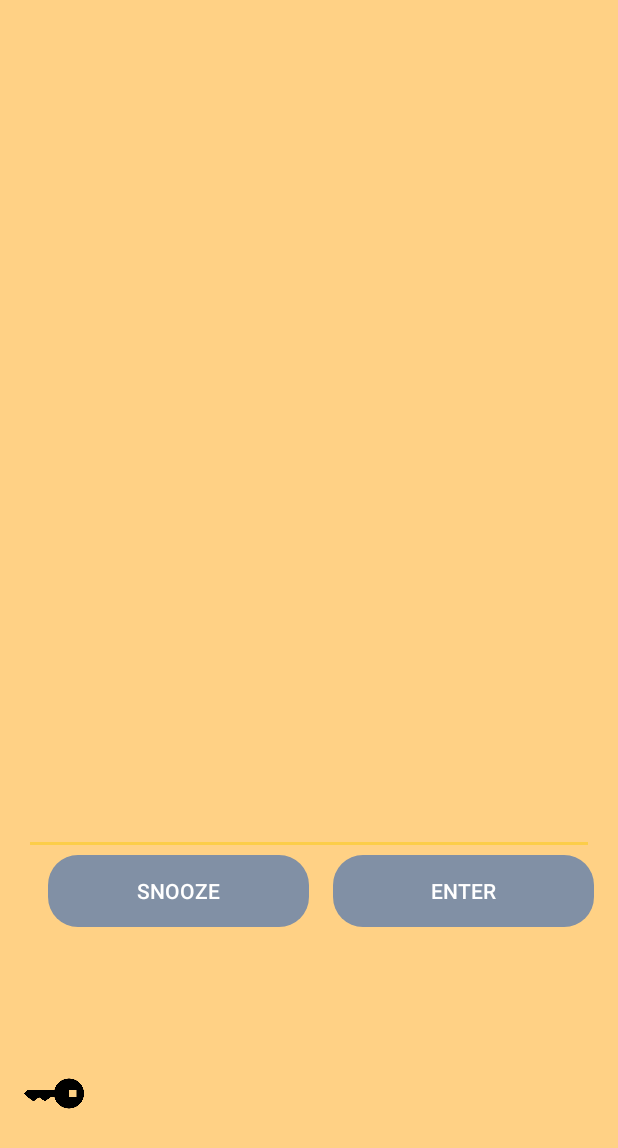
After one commit to jhu-cs-uima-sp20/Schleep, an Android app: the layout fragment_alarm_landing_page_writing.xml on its own in the app's theme, with its tools: preview values and no code run, on a phone screen of 412 x 824 dp. The commit adds this screen. Shown: the top 1148 px of the screen. Run offline under Robolectric (Android 15) with nearby library versions, the phone set to English and light mode, and no system bars.

Commit message:
preliminary fragment alarm landing page for writing task

```diff
--- a/app/src/main/res/layout/fragment_alarm_landing_page.xml
+++ b/app/src/main/res/layout/fragment_alarm_landing_page.xml
@@ -1,15 +1,15 @@
 <?xml version="1.0" encoding="utf-8"?>
 <LinearLayout xmlns:android="http://schemas.android.com/apk/res/android"
+    xmlns:app="http://schemas.android.com/apk/res-auto"
+    xmlns:tools="http://schemas.android.com/tools"
     android:layout_width="match_parent"
     android:layout_height="match_parent"
-    xmlns:tools="http://schemas.android.com/tools"
-    xmlns:app="http://schemas.android.com/apk/res-auto"
+    android:background="@color/colorPrimary"
     android:orientation="vertical"
-    android:paddingBottom="@dimen/activity_vertical_margin"
     android:paddingLeft="@dimen/activity_horizontal_margin"
+    android:paddingTop="@dimen/activity_vertical_margin"
     android:paddingRight="@dimen/activity_horizontal_margin"
-    android:background="@color/colorPrimary"
-    android:paddingTop="@dimen/activity_vertical_margin">
+    android:paddingBottom="@dimen/activity_vertical_margin">
 
     <ImageView
         android:layout_width="match_parent"
@@ -22,8 +22,8 @@
         android:layout_width="match_parent"
         android:layout_height="wrap_content"
         android:layout_weight="0"
-        android:orientation="horizontal"
-        android:gravity="fill">
+        android:gravity="fill"
+        android:orientation="horizontal">
 
         <Button
             android:id="@+id/load_main_activity_btn"
--- /dev/null
+++ b/app/src/main/res/layout/fragment_alarm_landing_page_writing.xml
@@ -0,0 +1,67 @@
+<?xml version="1.0" encoding="utf-8"?>
+<LinearLayout xmlns:android="http://schemas.android.com/apk/res/android"
+    xmlns:app="http://schemas.android.com/apk/res-auto"
+    xmlns:tools="http://schemas.android.com/tools"
+    android:layout_width="match_parent"
+    android:layout_height="match_parent"
+    android:background="@color/colorPrimary"
+    android:orientation="vertical"
+    android:paddingLeft="@dimen/activity_horizontal_margin"
+    android:paddingTop="@dimen/activity_vertical_margin"
+    android:paddingRight="@dimen/activity_horizontal_margin"
+    android:paddingBottom="@dimen/activity_vertical_margin">
+
+    <TextView
+        android:layout_width="match_parent"
+        android:layout_height="100dp"
+        android:layout_weight="1"
+        android:scaleType="fitCenter"
+
+        />
+    <EditText
+        android:layout_width="match_parent"
+        android:layout_height="150dp"
+        android:layout_weight="1"
+        android:scaleType="fitCenter"
+        app:srcCompat="@drawable/ic_sheeps" />
+
+    <LinearLayout
+        android:layout_width="match_parent"
+        android:layout_height="wrap_content"
+        android:layout_weight="0"
+        android:gravity="fill"
+        android:orientation="horizontal">
+
+        <Button
+            android:id="@+id/snooze_btn_write"
+            style="@style/Base.Widget.AppCompat.Button.Borderless.Colored"
+            android:layout_width="0dp"
+            android:layout_height="wrap_content"
+            android:layout_margin="@dimen/activity_horizontal_margin"
+            android:layout_weight="1"
+            android:background="@drawable/rounded_button"
+            android:text="Launch"
+            android:textColor="#FFFFFF"
+            tools:text="Snooze" />
+
+        <Button
+            android:id="@+id/enter_writing_btn"
+            style="@style/Base.Widget.AppCompat.Button.Borderless.Colored"
+            android:layout_width="0dp"
+            android:layout_height="wrap_content"
+            android:layout_weight="1"
+            android:background="@drawable/rounded_button"
+            android:text="Enter"
+            android:textColor="#FFFFFF"
+            tools:text="Enter" />
+
+    </LinearLayout>
+
+    <ImageView
+        android:id="@+id/imageView2"
+        android:layout_width="40dp"
+        android:layout_height="5dp"
+        android:layout_weight="1"
+        app:srcCompat="@drawable/key" />
+
+</LinearLayout>
```
Also changed, not shown: 453 other files.
